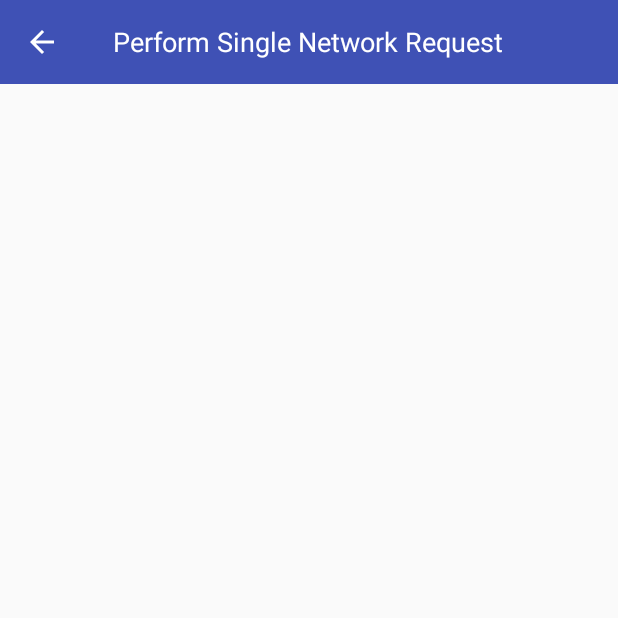
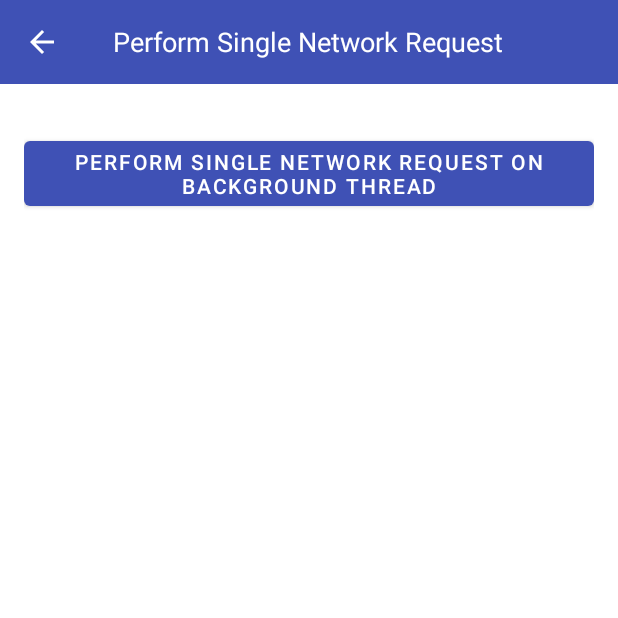
Before and after one commit to LukasLechnerDev/Kotlin-Coroutines-and-Flow-UseCases-on-Android, an Android app: the PerformSingleNetworkRequestActivity screen opened directly, with no data from a screen before it, on a phone screen of 412 x 824 dp, the top half of it. Run offline under Robolectric (Android 15) with nearby library versions, the phone set to English and light mode, and no system bars.

Commit message:
Add first coroutine usecase - "Perform Single Network Request"

```diff
--- a/app/src/main/java/com/lukaslechner/coroutineusecasesonandroid/views/UseCase.kt
+++ b/app/src/main/java/com/lukaslechner/coroutineusecasesonandroid/views/UseCase.kt
@@ -21,7 +21,7 @@ private val coroutinesUseCases =
     UseCaseCategory(
         "Coroutine Use Cases", listOf(
             UseCase(
-                "Perform network request, show the response in the UI and save it to the database",
+                "Perform single network request",
                 PerformSingleNetworkRequestActivity::class.java
             ),
             UseCase(
--- a/app/src/main/res/layout/activity_performsinglenetworkrequest.xml
+++ b/app/src/main/res/layout/activity_performsinglenetworkrequest.xml
@@ -6,4 +6,35 @@
 
     <include layout="@layout/toolbar" />
 
+    <LinearLayout
+        android:layout_width="match_parent"
+        android:layout_height="match_parent"
+        android:orientation="vertical"
+        android:padding="16dp">
+
+        <Button
+            android:id="@+id/btnPerformSingleNetworkRequest"
+            android:layout_width="match_parent"
+            android:layout_height="wrap_content"
+            android:layout_marginTop="16dp"
+            android:layout_marginBottom="16dp"
+            android:text="@string/perform_single_network_request_on_background_thread" />
+
+        <ProgressBar
+            android:id="@+id/progressBar"
+            android:layout_width="wrap_content"
+            android:layout_height="wrap_content"
+            android:layout_gravity="center"
+            android:layout_marginBottom="32dp"
+            android:visibility="invisible" />
+
+        <TextView
+            android:id="@+id/textViewResult"
+            android:layout_width="match_parent"
+            android:layout_height="match_parent"
+            android:textColor="@color/primary_text"
+            android:textSize="16sp" />
+
+    </LinearLayout>
+
 </LinearLayout>
--- a/app/src/main/res/values/strings.xml
+++ b/app/src/main/res/values/strings.xml
@@ -1,3 +1,4 @@
 <resources>
     <string name="app_name">Coroutine Usecases on Android</string>
+    <string name="perform_single_network_request_on_background_thread">Perform single Network Request on Background Thread</string>
 </resources>
--- a/app/src/main/res/values/styles.xml
+++ b/app/src/main/res/values/styles.xml
@@ -1,7 +1,7 @@
 <resources>
 
     <!-- Base application theme. -->
-    <style name="AppTheme" parent="Theme.AppCompat.Light.NoActionBar">
+    <style name="AppTheme" parent="Theme.MaterialComponents.Light.NoActionBar">
         <!-- Customize your theme here. -->
         <item name="colorPrimary">@color/colorPrimary</item>
         <item name="colorPrimaryDark">@color/colorPrimaryDark</item>
```
Also changed, not shown: app/build.gradle (+27 -0 lines), app/src/main/java/com/lukaslechner/coroutineusecasesonandroid/usecases/coroutines/usecase1/MockApi.kt (added, +47 -0 lines), app/src/main/java/com/lukaslechner/coroutineusecasesonandroid/usecases/coroutines/usecase1/PerformSingleNetworkRequestActivity.kt (+47 -0 lines), app/src/main/java/com/lukaslechner/coroutineusecasesonandroid/usecases/coroutines/usecase1/PerformSingleNetworkRequestViewModel.kt (added, +39 -0 lines), app/src/main/java/com/lukaslechner/coroutineusecasesonandroid/utils/Extensions.kt (added, +22 -0 lines), app/src/main/java/com/lukaslechner/coroutineusecasesonandroid/utils/MockNetworkInterceptor.kt (added, +99 -0 lines).
